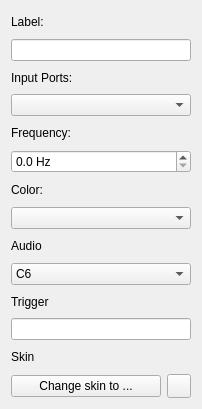
Qt form app/elementeditor.ui (GIBIS-UNIFESP/wiRedPanda) before a commit.
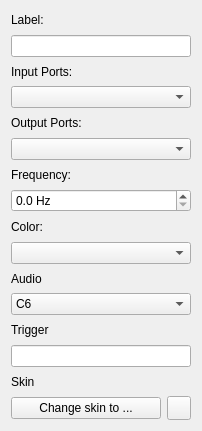
The same form after that commit. Icons and pictures are not drawn.

The edit to the form file:
```diff
--- a/app/elementeditor.ui
+++ b/app/elementeditor.ui
@@ -7,14 +7,116 @@
     <x>0</x>
     <y>0</y>
     <width>202</width>
-    <height>409</height>
+    <height>431</height>
    </rect>
   </property>
   <property name="windowTitle">
    <string>Form</string>
   </property>
   <layout class="QGridLayout" name="gridLayout">
+   <item row="14" column="0">
+    <widget class="QLabel" name="label">
+     <property name="text">
+      <string>Skin</string>
+     </property>
+    </widget>
+   </item>
+   <item row="1" column="0">
+    <widget class="QLineEdit" name="lineEditElementLabel"/>
+   </item>
+   <item row="12" column="0">
+    <widget class="QLabel" name="label_trigger">
+     <property name="text">
+      <string>Trigger</string>
+     </property>
+    </widget>
+   </item>
+   <item row="8" column="0">
+    <widget class="QLabel" name="label_color">
+     <property name="text">
+      <string>Color:</string>
+     </property>
+    </widget>
+   </item>
+   <item row="9" column="0">
+    <widget class="QComboBox" name="comboBoxColor">
+     <property name="currentText">
+      <string/>
+     </property>
+    </widget>
+   </item>
+   <item row="11" column="0">
+    <widget class="QComboBox" name="comboBoxAudio">
+     <item>
+      <property name="text">
+       <string>C6</string>
+      </property>
+     </item>
+     <item>
+      <property name="text">
+       <string>D6</string>
+      </property>
+     </item>
+     <item>
+      <property name="text">
+       <string>E6</string>
+      </property>
+     </item>
+     <item>
+      <property name="text">
+       <string>F6</string>
+      </property>
+     </item>
+     <item>
+      <property name="text">
+       <string>G6</string>
+      </property>
+     </item>
+     <item>
+      <property name="text">
+       <string>A7</string>
+      </property>
+     </item>
+     <item>
+      <property name="text">
+       <string>B7</string>
+      </property>
+     </item>
+     <item>
+      <property name="text">
+       <string>C7</string>
+      </property>
+     </item>
+    </widget>
+   </item>
+   <item row="2" column="0">
+    <widget class="QLabel" name="label_inputs">
+     <property name="text">
+      <string>Input Ports:</string>
+     </property>
+    </widget>
+   </item>
+   <item row="3" column="0">
+    <widget class="QComboBox" name="comboBoxInputSz"/>
+   </item>
+   <item row="10" column="0">
+    <widget class="QLabel" name="label_audio">
+     <property name="text">
+      <string>Audio</string>
+     </property>
+    </widget>
+   </item>
+   <item row="6" column="0">
+    <widget class="QLabel" name="label_frequency">
+     <property name="text">
+      <string>Frequency:</string>
+     </property>
+    </widget>
+   </item>
    <item row="13" column="0">
+    <widget class="QLineEdit" name="lineEditTrigger"/>
+   </item>
+   <item row="15" column="0">
     <layout class="QHBoxLayout" name="horizontalLayout">
      <property name="sizeConstraint">
       <enum>QLayout::SetNoConstraint</enum>
@@ -66,59 +168,21 @@
      </item>
     </layout>
    </item>
-   <item row="12" column="0">
-    <widget class="QLabel" name="label">
+   <item row="0" column="0">
+    <widget class="QLabel" name="label_labels">
      <property name="text">
-      <string>Skin</string>
-     </property>
-    </widget>
-   </item>
-   <item row="3" column="0">
-    <widget class="QComboBox" name="comboBoxInputSz"/>
-   </item>
-   <item row="6" column="0">
-    <widget class="QLabel" name="label_color">
-     <property name="text">
-      <string>Color:</string>
-     </property>
-    </widget>
-   </item>
-   <item row="8" column="0">
-    <widget class="QLabel" name="label_audio">
-     <property name="text">
-      <string>Audio</string>
-     </property>
-    </widget>
-   </item>
-   <item row="7" column="0">
-    <widget class="QComboBox" name="comboBoxColor">
-     <property name="currentText">
-      <string/>
-     </property>
-    </widget>
-   </item>
-   <item row="2" column="0">
-    <widget class="QLabel" name="label_inputs">
-     <property name="text">
-      <string>Input Ports:</string>
-     </property>
-    </widget>
-   </item>
-   <item row="10" column="0">
-    <widget class="QLabel" name="label_trigger">
-     <property name="text">
-      <string>Trigger</string>
+      <string>Label:</string>
      </property>
     </widget>
    </item>
    <item row="4" column="0">
-    <widget class="QLabel" name="label_frequency">
+    <widget class="QLabel" name="label_outputs">
      <property name="text">
-      <string>Frequency:</string>
+      <string>Output Ports:</string>
      </property>
     </widget>
    </item>
-   <item row="5" column="0">
+   <item row="7" column="0">
     <widget class="QDoubleSpinBox" name="doubleSpinBoxFrequency">
      <property name="specialValueText">
       <string/>
@@ -140,62 +204,8 @@
      </property>
     </widget>
    </item>
-   <item row="9" column="0">
-    <widget class="QComboBox" name="comboBoxAudio">
-     <item>
-      <property name="text">
-       <string>C6</string>
-      </property>
-     </item>
-     <item>
-      <property name="text">
-       <string>D6</string>
-      </property>
-     </item>
-     <item>
-      <property name="text">
-       <string>E6</string>
-      </property>
-     </item>
-     <item>
-      <property name="text">
-       <string>F6</string>
-      </property>
-     </item>
-     <item>
-      <property name="text">
-       <string>G6</string>
-      </property>
-     </item>
-     <item>
-      <property name="text">
-       <string>A7</string>
-      </property>
-     </item>
-     <item>
-      <property name="text">
-       <string>B7</string>
-      </property>
-     </item>
-     <item>
-      <property name="text">
-       <string>C7</string>
-      </property>
-     </item>
-    </widget>
-   </item>
-   <item row="1" column="0">
-    <widget class="QLineEdit" name="lineEditElementLabel"/>
-   </item>
-   <item row="0" column="0">
-    <widget class="QLabel" name="label_labels">
-     <property name="text">
-      <string>Label:</string>
-     </property>
-    </widget>
-   </item>
-   <item row="11" column="0">
-    <widget class="QLineEdit" name="lineEditTrigger"/>
+   <item row="5" column="0">
+    <widget class="QComboBox" name="comboBoxOutputSz"/>
    </item>
   </layout>
  </widget>
```
